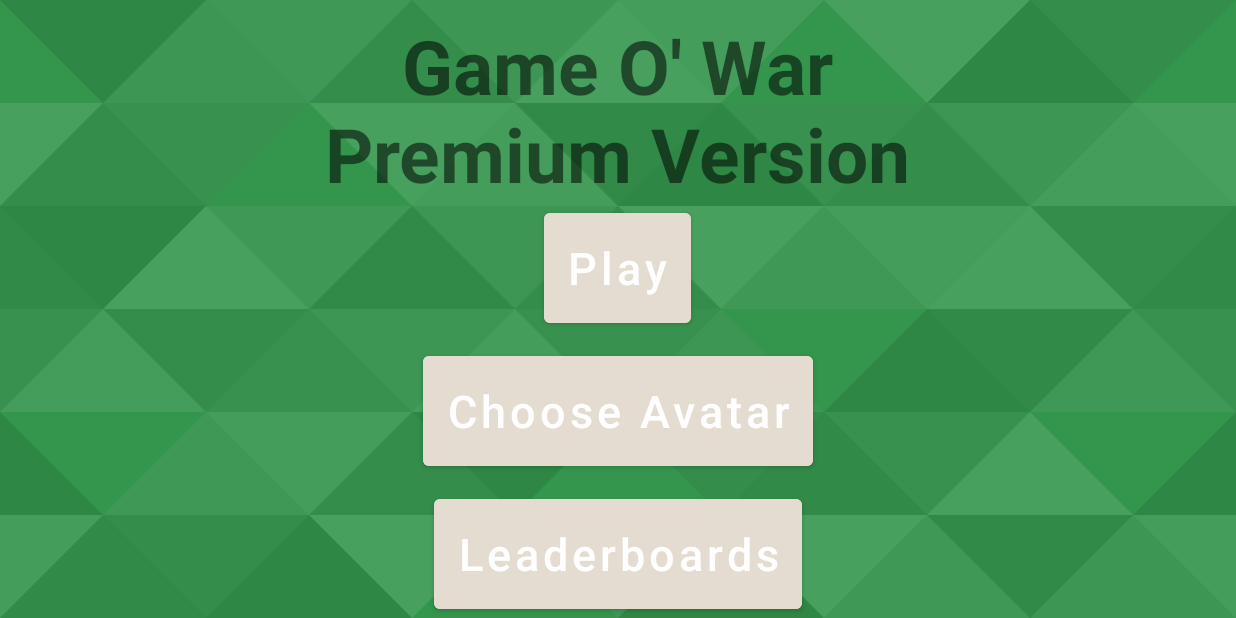
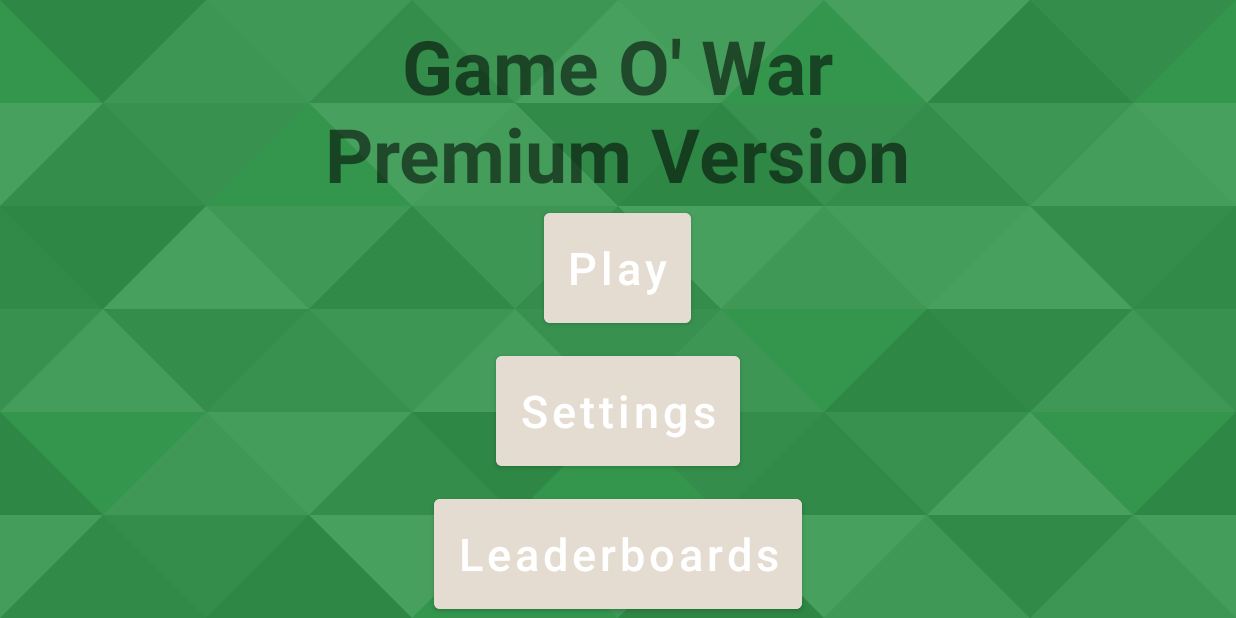
Before and after one commit to Dreamest/WarGame-Premium, an Android app: the screen it shows after launch (OpeningActivity), on a phone screen of 824 x 412 dp (held sideways). Run offline under Robolectric (Android 15) with nearby library versions, the phone set to English and light mode, and no system bars.

Commit message:
Avatar and Settings pages updated

```diff
--- a/app/src/main/java/com/dreamest/wargame_premium/OpeningActivity.java
+++ b/app/src/main/java/com/dreamest/wargame_premium/OpeningActivity.java
@@ -9,7 +9,7 @@ import android.widget.Button;
 
 public class OpeningActivity extends AppCompatActivity {
     private Button opening_BTN_play;
-    private Button opening_BTN_avatars;
+    private Button opening_BTN_settings;
     private Button opening_BTN_leaderboard;
     private String leftName, rightName;
 
@@ -20,7 +20,7 @@ public class OpeningActivity extends AppCompatActivity {
         setContentView(R.layout.activity_opening);
 
         opening_BTN_play = findViewById(R.id.opening_BTN_play);
-        opening_BTN_avatars = findViewById(R.id.opening_BTN_avatars);
+        opening_BTN_settings = findViewById(R.id.opening_BTN_settings);
         opening_BTN_leaderboard = findViewById(R.id.opening_BTN_leaderboard);
 
         opening_BTN_play.setOnClickListener(new View.OnClickListener() {
@@ -30,7 +30,7 @@ public class OpeningActivity extends AppCompatActivity {
             }
         });
 
-        opening_BTN_avatars.setOnClickListener(new View.OnClickListener() {
+        opening_BTN_settings.setOnClickListener(new View.OnClickListener() {
             @Override
             public void onClick(View v) {
                 changeAvatars();
--- a/app/src/main/java/com/dreamest/wargame_premium/SettingsActivity.java
+++ b/app/src/main/java/com/dreamest/wargame_premium/SettingsActivity.java
@@ -3,6 +3,7 @@ package com.dreamest.wargame_premium;
 import androidx.appcompat.app.AppCompatActivity;
 
 import android.os.Bundle;
+import android.util.Log;
 import android.view.View;
 
 public class SettingsActivity extends AppCompatActivity {
@@ -17,6 +18,7 @@ public class SettingsActivity extends AppCompatActivity {
     protected void onResume() {
         super.onResume();
         hideSystemUI(); //Credit : https://developer.android.com/training/system-ui/immersive#java
+
     }
 
     private void hideSystemUI() {
@@ -43,4 +45,6 @@ public class SettingsActivity extends AppCompatActivity {
                         | View.SYSTEM_UI_FLAG_LAYOUT_FULLSCREEN);
     }
 
+
+
 }
--- a/app/src/main/res/layout/activity_opening.xml
+++ b/app/src/main/res/layout/activity_opening.xml
@@ -33,7 +33,6 @@
         android:layout_centerHorizontal="true"
         android:layout_weight="1"
 
-
         android:text="Play"
         android:backgroundTint="@color/cream"
         android:textAllCaps="false"
@@ -41,17 +40,15 @@
         />
 
     <Button
-        android:id="@+id/opening_BTN_avatars"
+        android:id="@+id/opening_BTN_settings"
 
         android:layout_width="wrap_content"
         android:layout_height="0dp"
         android:layout_centerHorizontal="true"
-        android:layout_below="@+id/opening_BTN_play"
         android:layout_marginTop="10dp"
         android:layout_weight="1"
 
-
-        android:text="Choose Avatar"
+        android:text="Settings"
         android:backgroundTint="@color/cream"
         android:textAllCaps="false"
         android:textSize="30sp"
@@ -62,10 +59,8 @@
         android:layout_width="wrap_content"
         android:layout_height="0dp"
         android:layout_centerHorizontal="true"
-        android:layout_below="@+id/opening_BTN_avatars"
         android:layout_marginTop="10dp"
         android:layout_weight="1"
-
 
         android:text="Leaderboards"
         android:backgroundTint="@color/cream"
--- a/app/src/main/res/layout/activity_settings.xml
+++ b/app/src/main/res/layout/activity_settings.xml
@@ -52,6 +52,8 @@
         android:background="@color/white"
         android:textColor="@color/black"
         android:textColorHint="@color/black"
+        android:imeOptions="actionDone"
+        android:maxLines="1"
         />
 
     <ImageView
@@ -83,6 +85,8 @@
         android:background="@color/white"
         android:textColor="@color/black"
         android:textColorHint="@color/black"
+        android:imeOptions="actionDone"
+        android:maxLines="1"
         />
 
 
```
Also changed, not shown: app/src/main/AndroidManifest.xml (+12 -7 lines), app/src/main/java/com/dreamest/wargame_premium/AvatarActivity.java (added, +14 -0 lines), app/src/main/res/layout/activity_avatar.xml (added, +79 -0 lines).
